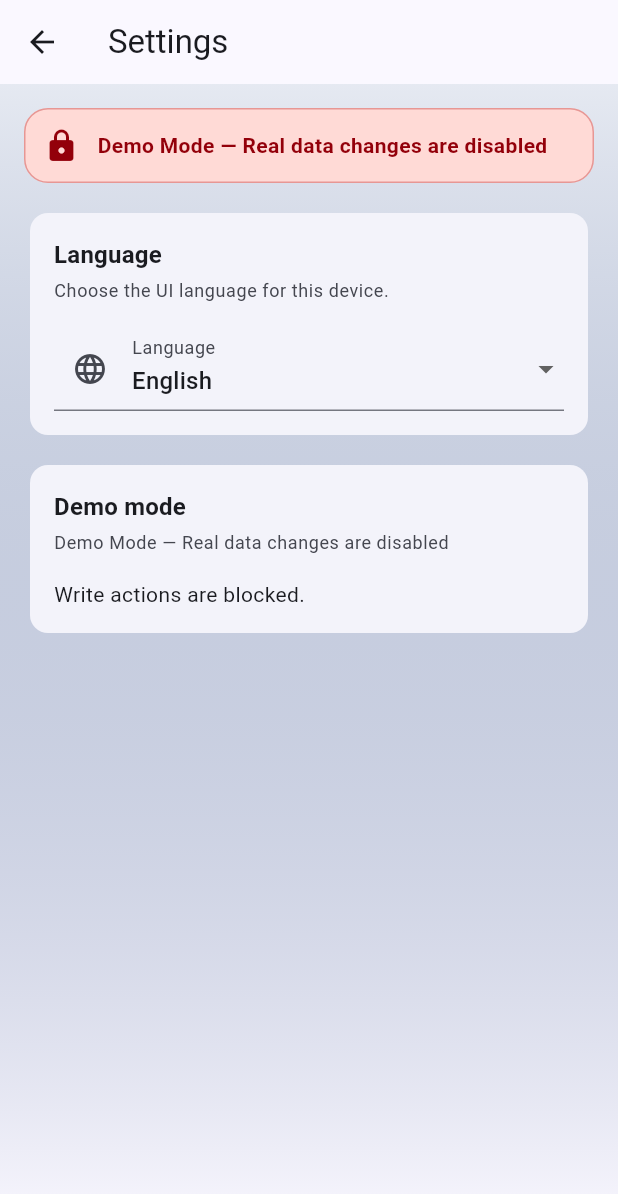
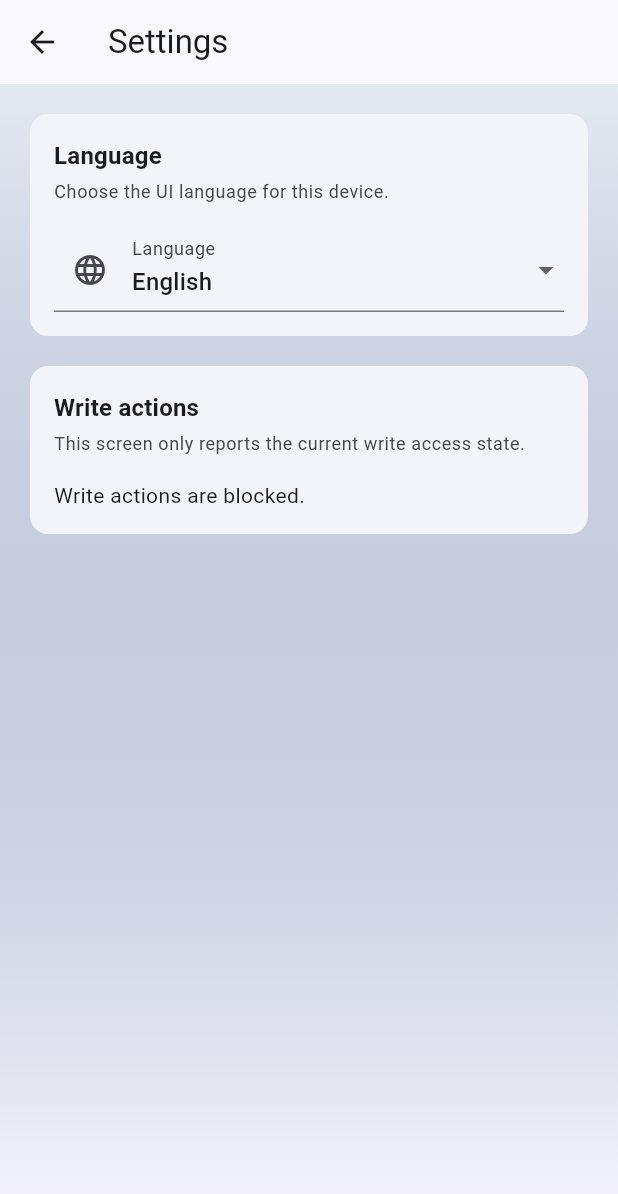
Before and after one commit to s3665959/openclaw-pos-bigluna, a Flutter app: the screen it shows after launch, after a tap on the "language" icon, on a phone screen of 412 x 824 dp. Shown: the top 1194 px of the screen. Run offline on Flutter 3.47's test engine with Material 3 defaults, Android fonts, the phone set to English and light mode, and no system bars; our stand-ins replace dio, flutter_dotenv, shared_preferences; missing offline and left inert: mobile_scanner; network calls fail.

Commit message:
Remove environment banner UI

```diff
--- a/lib/l10n/app_localizations.dart
+++ b/lib/l10n/app_localizations.dart
@@ -40,8 +40,6 @@ class AppLocalizations {
   String get settings => isVietnamese ? 'Cài đặt' : 'Settings';
   String get english => isVietnamese ? 'English' : 'English';
   String get vietnamese => isVietnamese ? 'Tiếng Việt' : 'Tiếng Việt';
-  String get demoModeDisabledBanner => isVietnamese ? 'Chế độ demo - Đã tắt thay đổi dữ liệu thực' : 'Demo Mode — Real data changes are disabled';
-  String get demoModeEnabledBanner => isVietnamese ? 'Môi trường POS thử nghiệm - Đã bật ghi dữ liệu thực' : 'POS Test Environment — Real data changes enabled';
   String get loading => isVietnamese ? 'Đang tải...' : 'Loading...';
   String get loadingDashboard => isVietnamese ? 'Đang tải Big Luna POS...' : 'Loading Big Luna POS...';
   String get loadingStatus => isVietnamese ? 'Đang kiểm tra trạng thái...' : 'Checking system status...';
--- a/lib/screens/inventory_screen.dart
+++ b/lib/screens/inventory_screen.dart
@@ -242,11 +242,6 @@ class _InventoryScreenState extends State<InventoryScreen> {
                         ),
                         const SizedBox(height: 8),
                       ],
-                    if (AppServices.config.demoReadOnly)
-                      const Padding(
-                        padding: EdgeInsets.only(top: 8),
-                        child: Text('Demo Mode: Real data changes are disabled'),
-                      ),
                   ],
                 );
               },
--- a/lib/screens/operations_screen.dart
+++ b/lib/screens/operations_screen.dart
@@ -300,11 +300,6 @@ class _OperationsScreenState extends State<OperationsScreen> {
                       icon: const Icon(Icons.save_rounded),
                       label: const Text('Submit adjustment'),
                     ),
-                    if (AppServices.config.demoReadOnly)
-                      const Padding(
-                        padding: EdgeInsets.only(top: 8),
-                        child: Text('Demo Mode: Real data changes are disabled'),
-                      ),
                     if (_qtyActionMessage.isNotEmpty) ...[
                       const SizedBox(height: 12),
                       Text(_qtyActionMessage),
@@ -379,11 +374,6 @@ class _OperationsScreenState extends State<OperationsScreen> {
                         ),
                       ],
                     ),
-                    if (AppServices.config.demoReadOnly)
-                      const Padding(
-                        padding: EdgeInsets.only(top: 8),
-                        child: Text('Demo Mode: Real data changes are disabled'),
-                      ),
                     if (_expiryMessage.isNotEmpty) ...[
                       const SizedBox(height: 12),
                       Text(_expiryMessage),
--- a/lib/screens/products_screen.dart
+++ b/lib/screens/products_screen.dart
@@ -179,11 +179,6 @@ class _ProductsScreenState extends State<ProductsScreen> {
                       ),
                     ],
                   ),
-                  if (AppServices.config.demoReadOnly)
-                    const Padding(
-                      padding: EdgeInsets.only(top: 8),
-                      child: Text('Demo Mode: Real data changes are disabled'),
-                    ),
                 ],
               ),
             ),
--- a/lib/screens/scan_screen.dart
+++ b/lib/screens/scan_screen.dart
@@ -276,11 +276,6 @@ class _ScanScreenState extends State<ScanScreen> {
                       ),
                     ],
                   ),
-                  if (AppServices.config.demoReadOnly)
-                    const Padding(
-                      padding: EdgeInsets.only(top: 8),
-                      child: Text('Demo Mode: Real data changes are disabled'),
-                    ),
                 ],
               ),
             )
--- a/lib/screens/settings_screen.dart
+++ b/lib/screens/settings_screen.dart
@@ -44,14 +44,12 @@ class _SettingsScreenState extends State<SettingsScreen> {
           ),
           const SizedBox(height: 12),
           SectionCard(
-            title: 'Demo mode',
-            subtitle: AppServices.config.demoReadOnly
-                ? l10n.demoModeDisabledBanner
-                : l10n.demoModeEnabledBanner,
+            title: 'Write actions',
+            subtitle: 'This screen only reports the current write access state.',
             child: Text(
               AppServices.config.demoReadOnly
                   ? 'Write actions are blocked.'
-                  : 'Write actions are enabled for the POS test environment.',
+                  : 'Write actions are enabled.',
             ),
           ),
         ],
--- a/lib/widgets/common_widgets.dart
+++ b/lib/widgets/common_widgets.dart
@@ -1,6 +1,5 @@
 import 'package:flutter/material.dart';
 
-import '../core/api/app_services.dart';
 import '../l10n/app_localizations.dart';
 
 class AppFrame extends StatelessWidget {
@@ -20,7 +19,6 @@ class AppFrame extends StatelessWidget {
   @override
   Widget build(BuildContext context) {
     final scheme = Theme.of(context).colorScheme;
-    final l10n = AppLocalizations.of(context);
     return Scaffold(
       floatingActionButton: floatingActionButton,
       appBar: AppBar(
@@ -39,51 +37,7 @@ class AppFrame extends StatelessWidget {
           ),
         ),
         child: SafeArea(
-          child: Column(
-            children: [
-              Container(
-                width: double.infinity,
-                margin: const EdgeInsets.fromLTRB(16, 16, 16, 0),
-                padding: const EdgeInsets.all(12),
-                decoration: BoxDecoration(
-                  color: AppServices.config.demoReadOnly
-                      ? Theme.of(context).colorScheme.errorContainer
-                      : Theme.of(context).colorScheme.primaryContainer,
-                  borderRadius: BorderRadius.circular(16),
-                  border: Border.all(
-                    color: AppServices.config.demoReadOnly
-                        ? Theme.of(context).colorScheme.error.withValues(alpha: 0.35)
-                        : Theme.of(context).colorScheme.primary.withValues(alpha: 0.35),
-                  ),
-                ),
-                child: Row(
-                  children: [
-                    Icon(
-                      AppServices.config.demoReadOnly ? Icons.lock_rounded : Icons.check_circle_rounded,
-                      color: AppServices.config.demoReadOnly
-                          ? Theme.of(context).colorScheme.onErrorContainer
-                          : Theme.of(context).colorScheme.onPrimaryContainer,
-                    ),
-                    const SizedBox(width: 12),
-                    Expanded(
-                      child: Text(
-                        AppServices.config.demoReadOnly
-                            ? l10n.demoModeDisabledBanner
-                            : l10n.demoModeEnabledBanner,
-                        style: Theme.of(context).textTheme.bodyMedium?.copyWith(
-                              fontWeight: FontWeight.w700,
-                              color: AppServices.config.demoReadOnly
-                                  ? Theme.of(context).colorScheme.onErrorContainer
-                                  : Theme.of(context).colorScheme.onPrimaryContainer,
-                            ),
-                      ),
-                    ),
-                  ],
-                ),
-              ),
-              Expanded(child: child),
-            ],
-          ),
+          child: child,
         ),
       ),
     );
```
Also changed, not shown: 1 other file.
